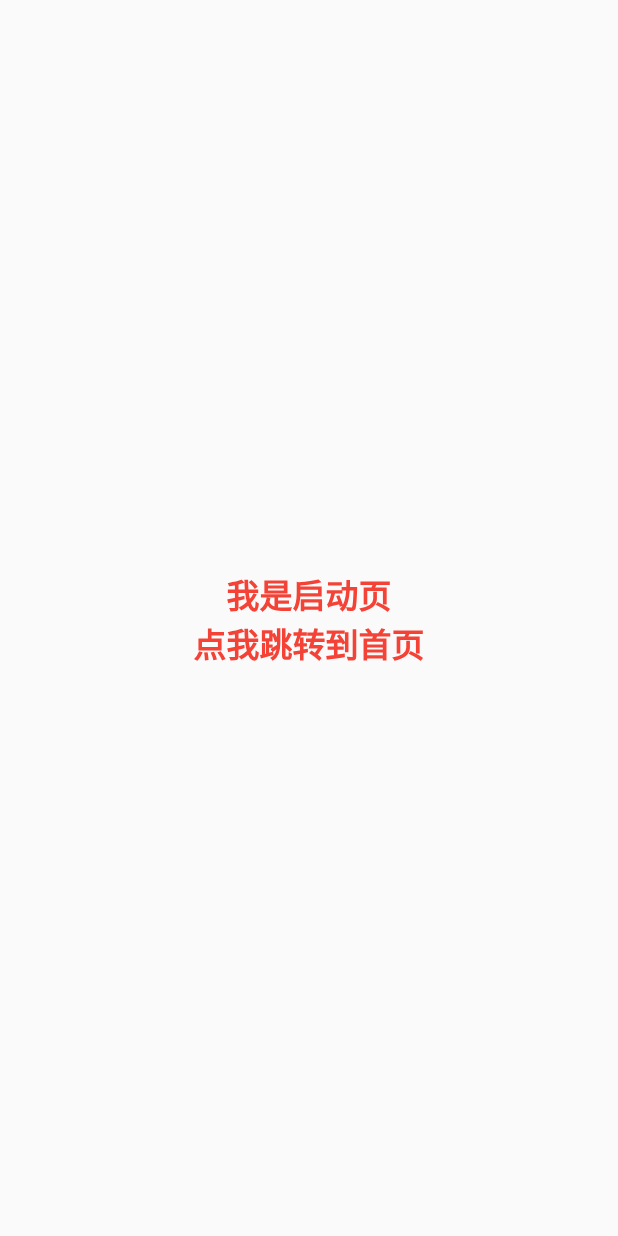
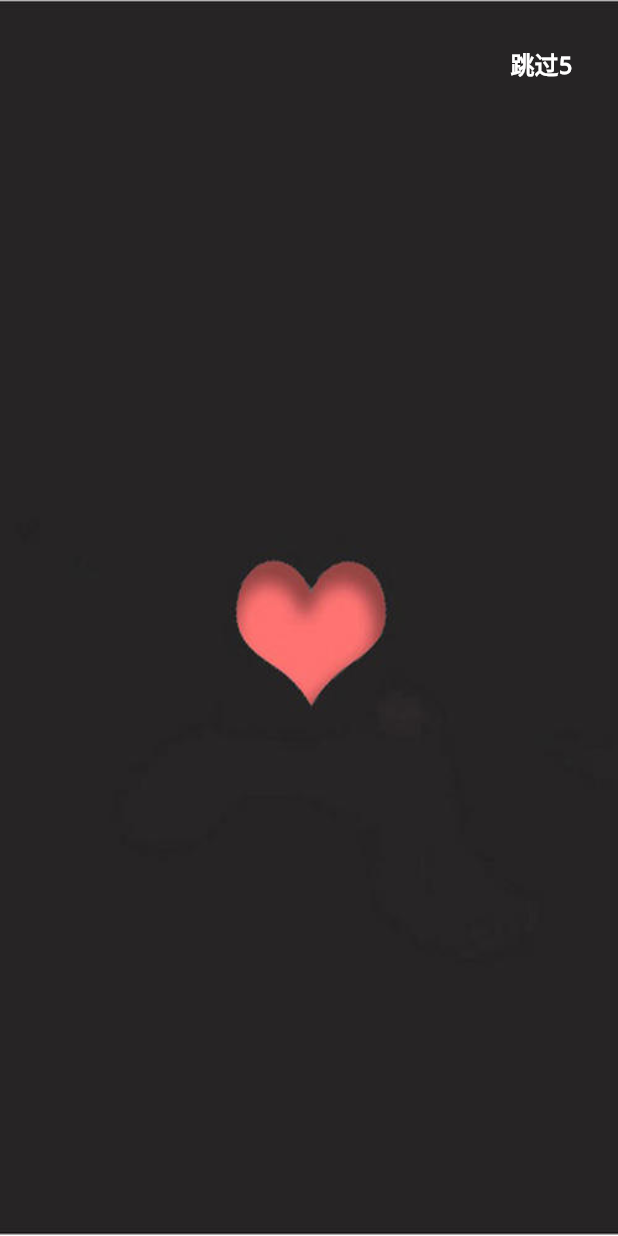
Before and after one commit to DeveloperZH/flutter_wanandroid, a Flutter app: the first screen one second after launch, on a phone screen of 412 x 824 dp. Run offline on Flutter 3.47's test engine with Material 2 defaults, Android fonts, the phone set to English and light mode, and no system bars.

```diff
--- a/lib/main.dart
+++ b/lib/main.dart
@@ -1,7 +1,18 @@
-import 'package:clife_app/page/MainPage.dart';
+import 'dart:async';
+import 'dart:io';
+
+import 'package:flutter/cupertino.dart';
 import 'package:flutter/material.dart';
+import 'package:flutter/services.dart';
+
+import 'page/MainPage.dart';
 
 void main() {
+  //设置状态栏透明
+  if(Platform.isAndroid) {
+    SystemChrome.setSystemUIOverlayStyle(
+        SystemUiOverlayStyle(statusBarColor: Colors.transparent));
+  }
   runApp(new SplashPage());
 }
 
@@ -18,22 +29,74 @@ class SplashPage extends StatelessWidget {
 class SplashHome extends StatelessWidget {
   @override
   Widget build(BuildContext context) {
-    return Scaffold(
-      body: Center(
-        child: InkWell(
-          child: new Text(
-            "我是启动页\n点我跳转到首页",
-            textAlign: TextAlign.center,
-            style: new TextStyle(
-                color: Colors.red, fontSize: 22, fontWeight: FontWeight.bold),
-          ),
-          onTap: () {
-            print("跳转到首页");
-            Navigator.of(context).push(
-                new MaterialPageRoute(builder: (context) => new MainPage(title: "我是传递的title",)));
-          },
-        ),
-      ),
+    return ConstrainedBox(
+        constraints: BoxConstraints.expand(
+            width: double.infinity, height: double.infinity),
+        child: Stack(
+          children: [
+            Image.asset("assets/images/ic_splash.jpg",
+                fit: BoxFit.fill,
+                width: double.infinity,
+                height: double.infinity),
+            Positioned(top: 30, right: 30, child: JumpWidget())
+          ],
+        ));
+  }
+}
+
+class JumpWidget extends StatefulWidget {
+  @override
+  State<StatefulWidget> createState() {
+    return new JumpWidgetState();
+  }
+}
+
+class JumpWidgetState extends State<JumpWidget> {
+  int currentTimer = 5;
+  Timer _timer;
+
+  Future pushMain(BuildContext context) {
+    // return Navigator.of(context).push(new MaterialPageRoute(
+    //     builder: (context) => new MainPage(
+    //           title: "从启动页跳转到首页",
+    //         )));
+
+    return Navigator.pushAndRemoveUntil(context, new MaterialPageRoute(
+        builder: (context) => new MainPage()), (route) => false);
+  }
+
+  @override
+  void initState() {
+    super.initState();
+    _timer = Timer.periodic(Duration(milliseconds: 1000), (timer) {
+      currentTimer--;
+      print("currentTimer#####$currentTimer");
+      if (currentTimer == 0) {
+        _timer.cancel();
+        pushMain(context);
+      }
+      setState(() {});
+    });
+  }
+
+  @override
+  Widget build(BuildContext context) {
+    return Row(
+      children: [
+        new GestureDetector(
+            onTap: () => {pushMain(context)},
+            child: Text("跳过$currentTimer",
+                style: TextStyle(
+                    decoration: TextDecoration.none,
+                    color: Colors.white,
+                    fontSize: 16)))
+      ],
     );
   }
+
+  @override
+  void dispose() {
+    super.dispose();
+    _timer.cancel();
+  }
 }
```
Also changed, not shown: lib/page/HomeScene.dart (added, +13 -0 lines), lib/page/MainPage.dart (+48 -5 lines), lib/page/ProjectScene.dart (added, +12 -0 lines), lib/page/PublicScene.dart (added, +12 -0 lines), lib/page/SquareScene.dart (added, +12 -0 lines), lib/page/SystemTreeScene.dart (added, +10 -0 lines), pubspec.yaml (+4 -4 lines), assets/images/ic_splash.jpg (added), assets/images/splash.png (deleted), pubspec.lock.
